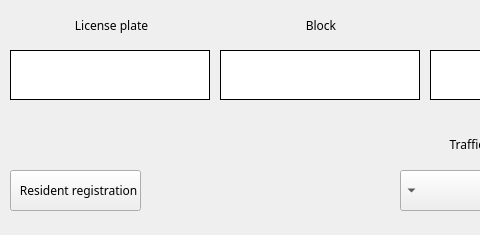
First picture: the form in gui/residentNew.ui, repository oaacUis/tesis-colombian-plate-recognition, before the edit; both pictures show x 0 to 480 and y 0 to 235 of the 1064 by 235 pixel window.
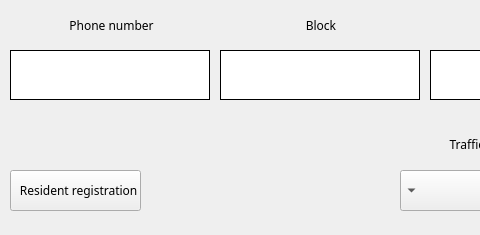
Second picture: the form after the edit. Custom widgets are drawn as their Qt base class.

Commit message: Arreglo del texto de telefono

What changed in the file:
```diff
--- a/gui/residentNew.ui
+++ b/gui/residentNew.ui
@@ -199,7 +199,8 @@
                                 </font>
                             </property>
                             <property name="text">
-                                <string>License plate</string>
+                            <!-- Aqui es donde aparece el texto para agregar el numero telefonico  -->
+                                <string>Phone number</string>
                             </property>
                             <property name="alignment">
                                 <set>Qt::AlignCenter</set>
```
Left out of the diff: 3 changed lines with no effect on the pictures.
